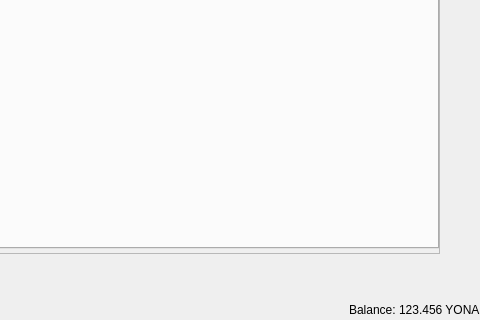
Old version of the form src/qt/forms/restrictedtokensdialog.ui in the repository PaladeumBlockchain/Paladeum; both pictures show x 688 to 1168 and y 680 to 1000 of the 1168 by 1000 pixel window.
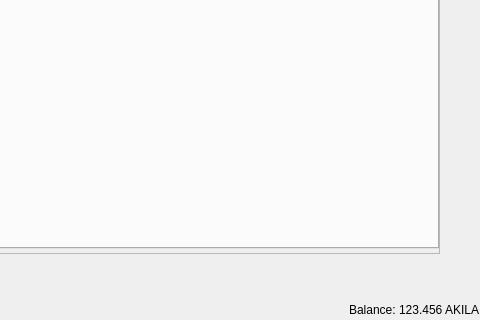
New version of the form.

Commit message: Rename Yona -> Akila

Patch:
```diff
--- a/src/qt/forms/restrictedtokensdialog.ui
+++ b/src/qt/forms/restrictedtokensdialog.ui
@@ -296,7 +296,7 @@
         <cursorShape>IBeamCursor</cursorShape>
        </property>
        <property name="text">
-        <string notr="true">123.456 YONA</string>
+        <string notr="true">123.456 AKILA</string>
        </property>
        <property name="textInteractionFlags">
         <set>Qt::LinksAccessibleByMouse|Qt::TextSelectableByKeyboard|Qt::TextSelectableByMouse</set>
```
Left out of the diff: 2 changed lines with no effect on the pictures. The commit also changes 1092 other files.
